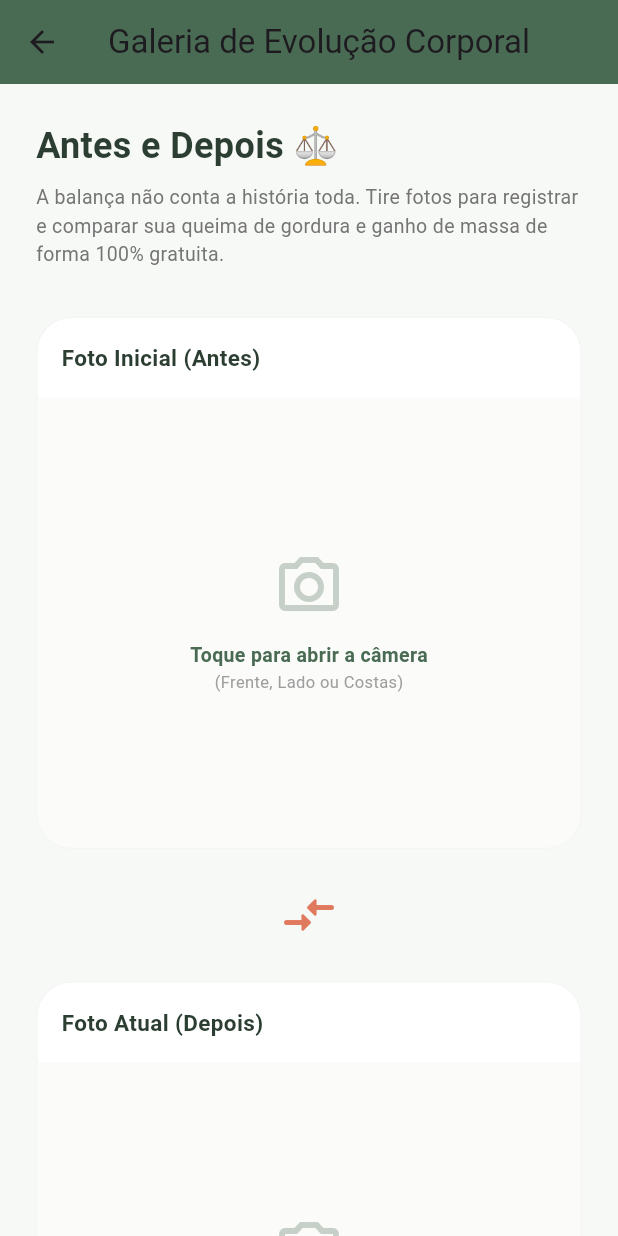
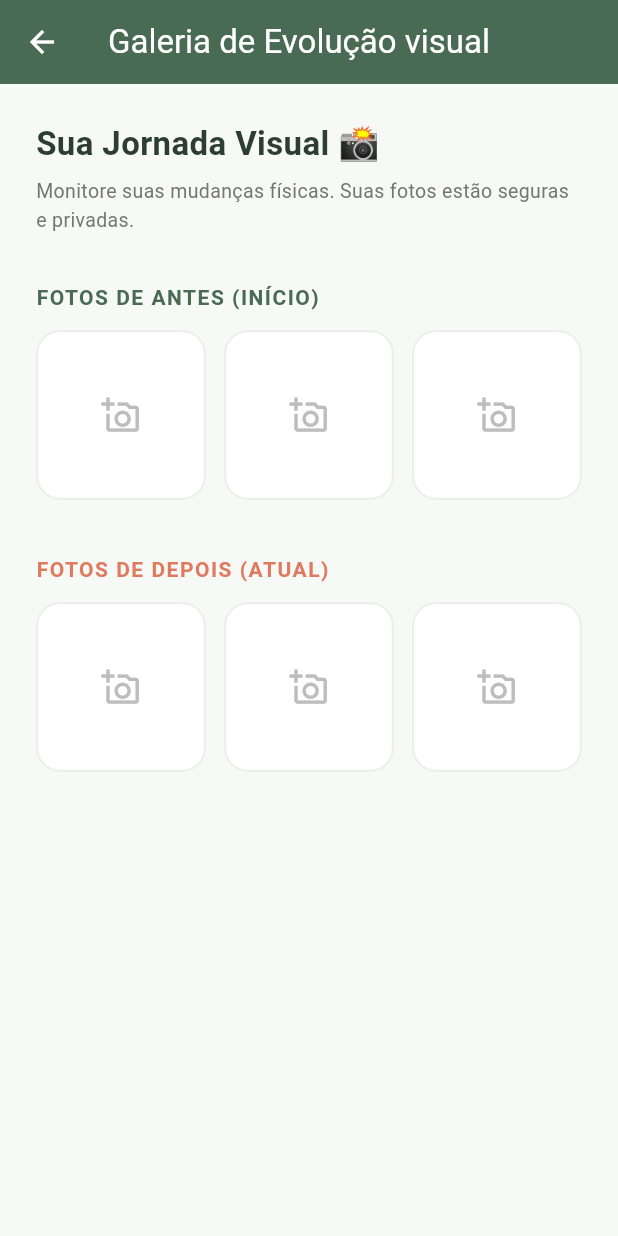
Before and after one commit to pizzariaditalia/NutriLife, a Flutter app: the EvolutionGalleryScreen screen opened directly, on a phone screen of 412 x 824 dp. Run offline on Flutter 3.47's test engine with Material 3 defaults, Android fonts, the phone set to English and light mode, and no system bars; our stand-ins replace cloud_firestore, firebase_auth, firebase_core, flutter_local_notifications, image_picker, shared_preferences and 1 more; missing offline and left inert: mobile_scanner; accounts and stored records are empty; Roboto replaces fonts that are missing (Arial).

Commit message:
Atualizar o evolution_gallery_screen.dart

```diff
--- a/lib/features/patient_hub/evolution_gallery_screen.dart
+++ b/lib/features/patient_hub/evolution_gallery_screen.dart
@@ -1,9 +1,9 @@
-import 'dart:io';
 import 'package:flutter/material.dart';
-import 'package:image_picker/image_picker.dart';
 import 'package:cloud_firestore/cloud_firestore.dart';
 import 'package:firebase_auth/firebase_auth.dart';
-import '../../core/theme/app_colors.dart';
+import 'package:image_picker/image_picker.dart';
+import 'package:nutri_life/core/theme/app_colors.dart';
+import 'package:nutri_life/core/services/imgbb_service.dart';
 
 class EvolutionGalleryScreen extends StatefulWidget {
   const EvolutionGalleryScreen({Key? key}) : super(key: key);
@@ -14,83 +14,51 @@ class EvolutionGalleryScreen extends StatefulWidget {
 
 class _EvolutionGalleryScreenState extends State<EvolutionGalleryScreen> {
   final String _userId = FirebaseAuth.instance.currentUser?.uid ?? 'usuario_teste';
-  final ImagePicker _picker = ImagePicker();
+  final _picker = ImagePicker();
+  String _uploadingKey = ''; // Controla qual slot está carregando no momento
 
-  String? _pathAntes;
-  String? _dataAntes;
-  String? _pathDepois;
-  String? _dataDepois;
-  bool _processando = false;
-
-  @override
-  void initState() {
-    super.initState();
-    _carregarFotosEvolucao();
+  void _selecionarImagem(String chaveSlot) {
+    showModalBottomSheet(
+      context: context,
+      builder: (context) => SafeArea(
+        child: Wrap(
+          children: [
+            ListTile(
+              leading: const Icon(Icons.photo_library, color: AppColors.primarySage),
+              title: const Text('Escolher da Galeria do Celular'),
+              onTap: () => _fazerUploadSlot(chaveSlot, ImageSource.gallery),
+            ),
+            ListTile(
+              leading: const Icon(Icons.camera_alt, color: AppColors.primarySage),
+              title: const Text('Tirar Foto com a Câmera'),
+              onTap: () => _fazerUploadSlot(chaveSlot, ImageSource.camera),
+            ),
+          ],
+        ),
+      ),
+    );
   }
 
-  // 📡 CARREGA CAMINHOS LOCAIS: Pega o texto do endereço do arquivo no Firestore
-  void _carregarFotosEvolucao() async {
-    try {
-      final doc = await FirebaseFirestore.instance
-          .collection('usuarios')
-          .doc(_userId)
-          .collection('evolucao_corporal')
-          .doc('fotos_perfil')
-          .get();
+  void _fazerUploadSlot(String chaveSlot, ImageSource source) async {
+    Navigator.pop(context);
+    final XFile? foto = await _picker.pickImage(imageSource: source, imageQuality: 70);
 
-      if (doc.exists && doc.data() != null) {
-        final dados = doc.data()!;
-        setState(() {
-          _pathAntes = dados['path_antes'];
-          _dataAntes = dados['data_antes'];
-          _pathDepois = dados['path_depois'];
-          _dataDepois = dados['data_depois'];
-        });
+    if (foto != null) {
+      setState(() => _uploadingKey = chaveSlot);
+
+      String? linkUrl = await ImgBbService.uploadImage(foto);
+
+      if (linkUrl != null) {
+        // Salva a string da imagem exatamente no slot correto (ex: antes_1, depois_3)
+        await FirebaseFirestore.instance
+            .collection('usuarios')
+            .doc(_userId)
+            .collection('galeria')
+            .doc('fotos_atuais')
+            .set({chaveSlot: linkUrl}, SetOptions(merge: true));
       }
-    } catch (e) {
-      debugPrint('Erro ao carregar caminhos de imagem: $e');
-    }
-  }
 
-  // 📸 FUNÇÃO ADAPTADA: Abre a câmera, tira a foto e salva o caminho do arquivo no banco
-  void _capturarFotoLocal(String tipo) async {
-    final XFile? fotoCapturada = await _picker.pickImage(source: ImageSource.camera, imageQuality: 80);
-    if (fotoCapturada == null) return;
-
-    setState(() => _processando = true);
-    final dataHoje = "${DateTime.now().day}/${DateTime.now().month}/${DateTime.now().year}";
-
-    try {
-      // 💾 Salva apenas o caminho textual do arquivo no Cloud Firestore
-      await FirebaseFirestore.instance
-          .collection('usuarios')
-          .doc(_userId)
-          .collection('evolucao_corporal')
-          .doc('fotos_perfil')
-          .set({
-        'path_$tipo': fotoCapturada.path,
-        'data_$tipo': dataHoje,
-      }, SetOptions(merge: true));
-
-      setState(() {
-        if (tipo == 'antes') {
-          _pathAntes = fotoCapturada.path;
-          _dataAntes = dataHoje;
-        } else {
-          _pathDepois = fotoCapturada.path;
-          _dataDepois = dataHoje;
-        }
-      });
-
-      if (mounted) {
-        ScaffoldMessenger.of(context).showSnackBar(
-          const SnackBar(content: Text('Evolução visual registrada com sucesso! 💪'), backgroundColor: AppColors.primarySage),
-        );
-      }
-    } catch (e) {
-      debugPrint('Erro ao registrar imagem: $e');
-    } finally {
-      setState(() => _processando = false);
+      if (mounted) setState(() => _uploadingKey = '');
     }
   }
 
@@ -99,87 +67,83 @@ class _EvolutionGalleryScreenState extends State<EvolutionGalleryScreen> {
     return Scaffold(
       backgroundColor: AppColors.backgroundCreme,
       appBar: AppBar(
-        title: const Text('Galeria de Evolução Corporal'),
+        title: const Text('Galeria de Evolução visual', style: TextStyle(color: Colors.white)),
         backgroundColor: AppColors.primarySage,
         elevation: 0,
+        iconTheme: const IconThemeData(color: Colors.white),
       ),
-      body: _processando
-          ? const Center(child: CircularProgressIndicator(color: AppColors.primarySage))
-          : SingleChildScrollView(
-              padding: const EdgeInsets.all(24),
-              child: Column(
-                crossAxisAlignment: CrossAxisAlignment.stretch,
+      body: StreamBuilder<DocumentSnapshot>(
+        stream: FirebaseFirestore.instance.collection('usuarios').doc(_userId).collection('galeria').doc('fotos_atuais').snapshots(),
+        builder: (context, snapshot) {
+          Map<String, dynamic> fotos = {};
+          if (snapshot.hasData && snapshot.data!.exists) {
+            fotos = snapshot.data!.data() as Map<String, dynamic>;
+          }
+
+          return ListView(
+            padding: const EdgeInsets.all(24),
+            children: [
+              const Text('Sua Jornada Visual 📸', style: TextStyle(fontSize: 22, fontWeight: FontWeight.bold, color: AppColors.textDark)),
+              const SizedBox(height: 6),
+              Text('Monitore suas mudanças físicas. Suas fotos estão seguras e privadas.', style: TextStyle(color: Colors.grey.shade600, fontSize: 13)),
+              const SizedBox(height: 32),
+
+              // SEÇÃO ANTES
+              const Text('FOTOS DE ANTES (INÍCIO)', style: TextStyle(fontSize: 14, fontWeight: FontWeight.bold, color: AppColors.primarySage, letterSpacing: 1)),
+              const SizedBox(height: 12),
+              Row(
                 children: [
-                  const Text('Antes e Depois ⚖️', style: TextStyle(fontSize: 24, fontWeight: FontWeight.bold, color: AppColors.textDark)),
-                  const SizedBox(height: 8),
-                  Text('A balança não conta a história toda. Tire fotos para registrar e comparar sua queima de gordura e ganho de massa de forma 100% gratuita.', style: TextStyle(color: Colors.grey.shade600, fontSize: 13)),
-                  const SizedBox(height: 32),
-
-                  // Moldura Antes
-                  _construirMolduraFoto(titulo: 'Foto Inicial (Antes)', photoPath: _pathAntes, data: _dataAntes, onTap: () => _capturarFotoLocal('antes')),
-                  const SizedBox(height: 24),
-                  const Center(child: Icon(Icons.compare_arrows_rounded, size: 40, color: AppColors.accentPeach)),
-                  const SizedBox(height: 24),
-                  // Moldura Depois
-                  _construirMolduraFoto(titulo: 'Foto Atual (Depois)', photoPath: _pathDepois, data: _dataDepois, onTap: () => _capturarFotoLocal('depois')),
-                  const SizedBox(height: 40),
+                  Expanded(child: _buildSlotFoto('antes_1', fotos['antes_1'])),
+                  const SizedBox(width: 12),
+                  Expanded(child: _buildSlotFoto('antes_2', fotos['antes_2'])),
+                  const SizedBox(width: 12),
+                  Expanded(child: _buildSlotFoto('antes_3', fotos['antes_3'])),
                 ],
               ),
-            ),
+
+              const SizedBox(height: 36),
+
+              // SEÇÃO DEPOIS
+              const Text('FOTOS DE DEPOIS (ATUAL)', style: TextStyle(fontSize: 14, fontWeight: FontWeight.bold, color: AppColors.accentPeach, letterSpacing: 1)),
+              const SizedBox(height: 12),
+              Row(
+                children: [
+                  Expanded(child: _buildSlotFoto('depois_1', fotos['depois_1'])),
+                  const SizedBox(width: 12),
+                  Expanded(child: _buildSlotFoto('depois_2', fotos['depois_2'])),
+                  const SizedBox(width: 12),
+                  Expanded(child: _buildSlotFoto('depois_3', fotos['depois_3'])),
+                ],
+              ),
+            ],
+          );
+        },
+      ),
     );
   }
 
-  Widget _construirMolduraFoto({required String titulo, required String? photoPath, required String? data, required VoidCallback onTap}) {
-    // Verifica se a string do caminho existe e se o arquivo físico está presente no celular
-    final bool hasPhoto = photoPath != null && File(photoPath).existsSync();
+  Widget _buildSlotFoto(String chaveSlot, String? urlString) {
+    bool carregandoEsteSlot = _uploadingKey == chaveSlot;
 
-    return Container(
-      decoration: BoxDecoration(color: Colors.white, borderRadius: BorderRadius.circular(24), border: Border.all(color: Colors.grey.shade100)),
-      child: Column(
-        children: [
-          Padding(
-            padding: const EdgeInsets.all(16.0),
-            child: Row(
-              mainAxisAlignment: MainAxisAlignment.spaceBetween,
-              children: [
-                Text(titulo, style: const TextStyle(fontWeight: FontWeight.bold, color: AppColors.textDark, fontSize: 15)),
-                if (hasPhoto) Text(data ?? '', style: TextStyle(color: Colors.grey.shade500, fontSize: 13)),
-              ],
-            ),
+    return AspectRatio(
+      aspectRatio: 1, // 🔒 PROPORÇÃO FIXADA: Força um quadrado perfeito e impede quebras de layout
+      child: GestureDetector(
+        onTap: carregandoEsteSlot ? null : () => _selecionarImagem(chaveSlot),
+        child: Container(
+          decoration: BoxDecoration(
+            color: Colors.white,
+            borderRadius: BorderRadius.circular(16),
+            border: Border.all(color: Colors.grey.shade200, width: 1.5),
+            image: urlString != null ? DecorationImage(image: NetworkImage(urlString), fit: BoxFit.cover) : null,
           ),
-          GestureDetector(
-            onTap: onTap,
-            child: Container(
-              width: double.infinity,
-              height: 300,
-              decoration: BoxDecoration(
-                color: AppColors.backgroundCreme.withOpacity(0.5),
-              ),
-              // 🖼️ IMPRIME NA TELA: Puxa o arquivo físico diretamente do armazenamento interno do celular
-              child: hasPhoto
-                  ? Image.file(File(photoPath), fit: BoxFit.cover, width: double.infinity, height: 300)
-                  : Column(
-                      mainAxisAlignment: MainAxisAlignment.center,
-                      children: [
-                        Icon(Icons.camera_alt_outlined, size: 48, color: AppColors.primarySage.withOpacity(0.3)),
-                        const SizedBox(height: 12),
-                        const Text('Toque para abrir a câmera', style: TextStyle(color: AppColors.primarySage, fontWeight: FontWeight.bold, fontSize: 13)),
-                        const Text('(Frente, Lado ou Costas)', style: TextStyle(color: Colors.grey, fontSize: 11)),
-                      ],
-                    ),
-            ),
-          ),
-          if (hasPhoto)
-            InkWell(
-              onTap: onTap,
-              child: Container(
-                width: double.infinity,
-                padding: const EdgeInsets.symmetric(vertical: 12),
-                decoration: const BoxDecoration(color: AppColors.primarySage, borderRadius: BorderRadius.vertical(bottom: Radius.circular(24))),
-                child: const Center(child: Text('Atualizar Foto Atual 🔄', style: TextStyle(color: Colors.white, fontWeight: FontWeight.bold, fontSize: 13))),
-              ),
-            ),
-        ],
+          child: urlString == null
+              ? Center(
+                  child: carregandoEsteSlot
+                      ? const CircularProgressIndicator(color: AppColors.primarySage)
+                      : Icon(Icons.add_a_photo_outlined, color: Colors.grey.shade400, size: 26),
+                )
+              : const SizedBox(),
+        ),
       ),
     );
   }
```
